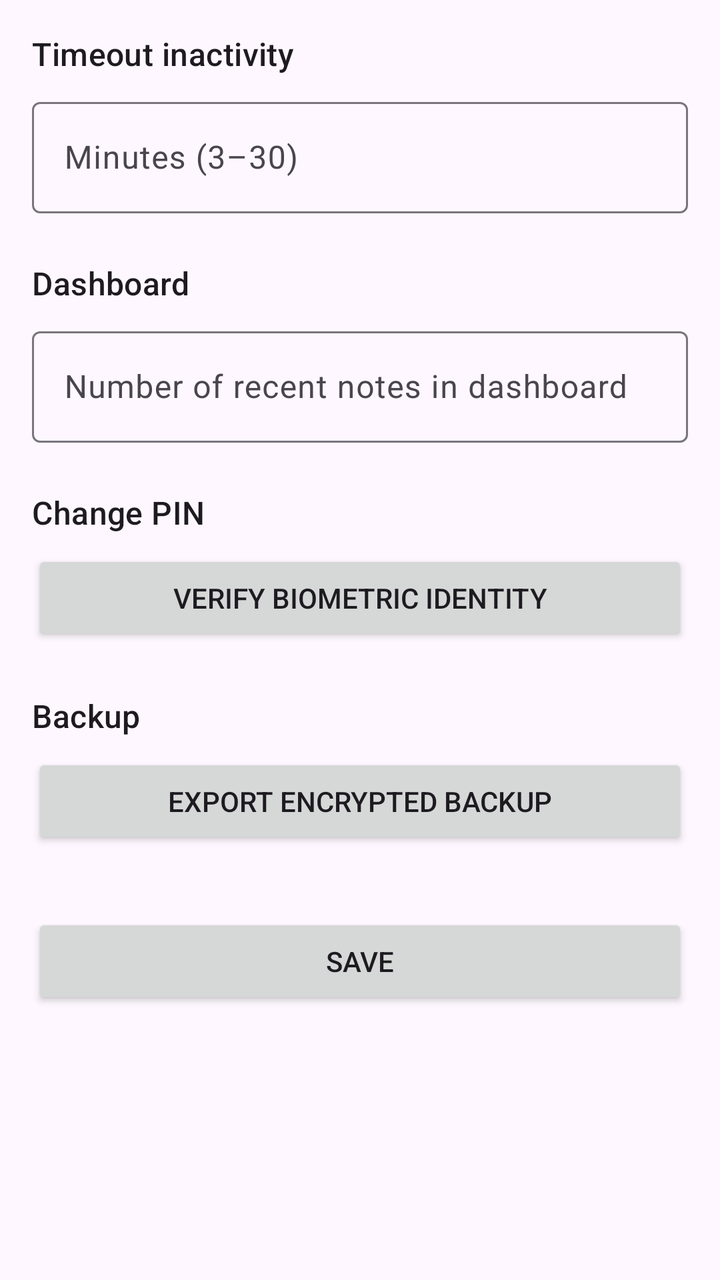
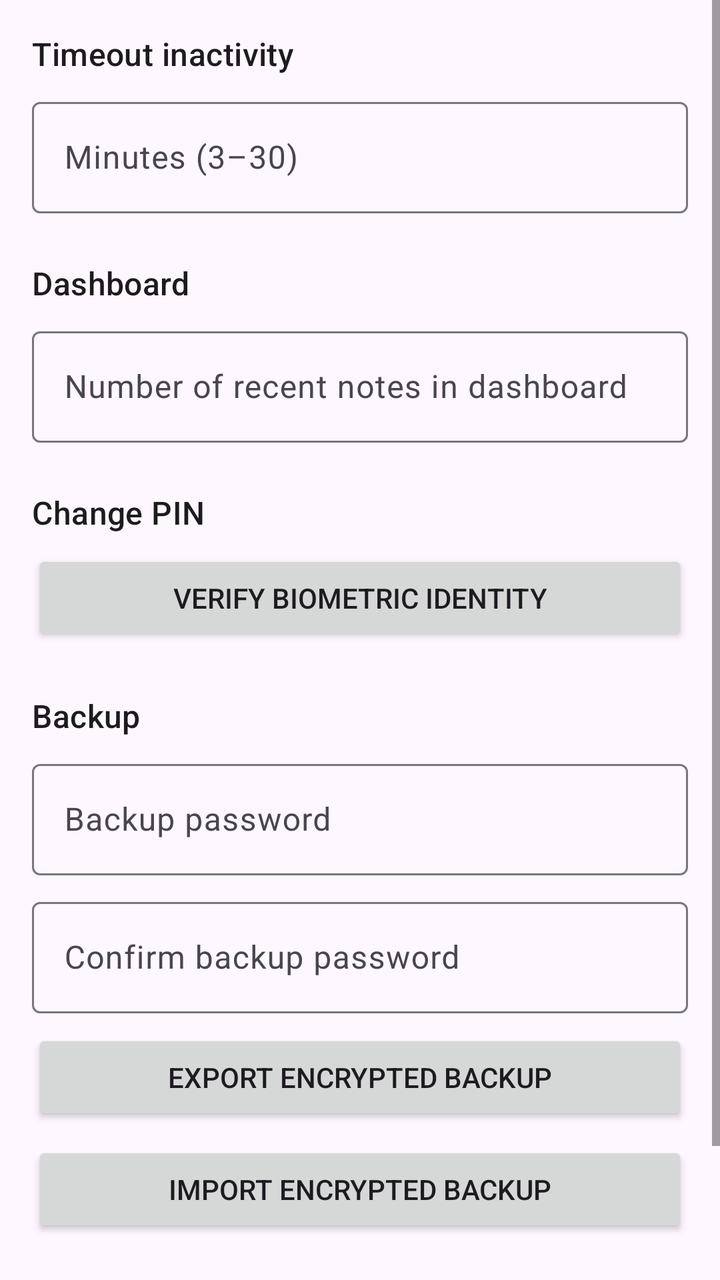

The first picture is an Android layout as it rendered before a commit; the second is the same layout after the commit. The layout source and the unified diff follow.
<!-- AndroidManifest.xml: application theme Theme.SecureNotes -->
<!-- res/layout/activity_settings.xml -->
<?xml version="1.0" encoding="utf-8"?>
<ScrollView
    xmlns:android="http://schemas.android.com/apk/res/android"
    android:layout_width="match_parent"
    android:fitsSystemWindows="true"
    android:layout_height="match_parent">

    <LinearLayout
        android:layout_width="match_parent"
        android:layout_height="wrap_content"
        android:orientation="vertical"
        android:padding="16dp">

        <TextView
            android:layout_width="wrap_content"
            android:layout_height="wrap_content"
            android:text="@string/settings_section_timeout"
            android:textAppearance="?attr/textAppearanceTitleMedium" />

        <com.google.android.material.textfield.TextInputLayout
            style="@style/Widget.Material3.TextInputLayout.OutlinedBox"
            android:layout_width="match_parent"
            android:layout_height="wrap_content"
            android:layout_marginTop="8dp"
            android:hint="@string/hint_timeout_minutes">

            <com.google.android.material.textfield.TextInputEditText
                android:id="@+id/editTimeoutMinutes"
                android:layout_width="match_parent"
                android:layout_height="wrap_content"
                android:inputType="number" />

        </com.google.android.material.textfield.TextInputLayout>

        <TextView
            android:layout_width="wrap_content"
            android:layout_height="wrap_content"
            android:layout_marginTop="24dp"
            android:text="@string/settings_section_dashboard"
            android:textAppearance="?attr/textAppearanceTitleMedium" />

        <com.google.android.material.textfield.TextInputLayout
            style="@style/Widget.Material3.TextInputLayout.OutlinedBox"
            android:layout_width="match_parent"
            android:layout_height="wrap_content"
            android:layout_marginTop="8dp"
            android:hint="@string/hint_recent_notes_count">

            <com.google.android.material.textfield.TextInputEditText
                android:id="@+id/editRecentNotesCount"
                android:layout_width="match_parent"
                android:layout_height="wrap_content"
                android:inputType="number" />

        </com.google.android.material.textfield.TextInputLayout>

        <TextView
            android:layout_width="wrap_content"
            android:layout_height="wrap_content"
            android:layout_marginTop="24dp"
            android:text="@string/settings_section_pin"
            android:textAppearance="?attr/textAppearanceTitleMedium" />

        <Button
            android:id="@+id/btnVerifyBiometric"
            android:layout_width="match_parent"
            android:layout_height="wrap_content"
            android:layout_marginTop="8dp"
            android:text="@string/action_verify_biometric" />

        <LinearLayout
            android:id="@+id/newPinSection"
            android:layout_width="match_parent"
            android:layout_height="wrap_content"
            android:orientation="vertical"
            android:visibility="gone">

            <com.google.android.material.textfield.TextInputLayout
                style="@style/Widget.Material3.TextInputLayout.OutlinedBox"
                android:layout_width="match_parent"
                android:layout_height="wrap_content"
                android:layout_marginTop="8dp"
                android:hint="@string/hint_new_pin">

                <com.google.android.material.textfield.TextInputEditText
                    android:id="@+id/editNewPin"
                    android:layout_width="match_parent"
                    android:layout_height="wrap_content"
                    android:inputType="numberPassword" />

            </com.google.android.material.textfield.TextInputLayout>

            <com.google.android.material.textfield.TextInputLayout
                style="@style/Widget.Material3.TextInputLayout.OutlinedBox"
                android:layout_width="match_parent"
                android:layout_height="wrap_content"
                android:layout_marginTop="8dp"
                android:hint="@string/hint_confirm_pin">

                <com.google.android.material.textfield.TextInputEditText
                    android:id="@+id/editConfirmPin"
                    android:layout_width="match_parent"
                    android:layout_height="wrap_content"
                    android:inputType="numberPassword" />

            </com.google.android.material.textfield.TextInputLayout>

        </LinearLayout>

        <TextView
            android:layout_width="wrap_content"
            android:layout_height="wrap_content"
            android:layout_marginTop="24dp"
            android:text="@string/settings_section_backup"
            android:textAppearance="?attr/textAppearanceTitleMedium" />

        <Button
            android:id="@+id/btnExportBackup"
            android:layout_width="match_parent"
            android:layout_height="wrap_content"
            android:layout_marginTop="8dp"
            android:text="@string/action_export_backup" />

        <Button
            android:id="@+id/btnSaveSettings"
            android:layout_width="match_parent"
            android:layout_height="wrap_content"
            android:layout_marginTop="32dp"
            android:text="@string/action_save" />

    </LinearLayout>
</ScrollView>
<!-- resources referenced by this layout -->
<resources>
  <string name="action_export_backup">Export encrypted backup</string>
  <string name="action_save">Save</string>
  <string name="action_verify_biometric">Verify biometric identity</string>
  <string name="hint_confirm_pin">Confirm new PIN</string>
  <string name="hint_new_pin">New PIN</string>
  <string name="hint_recent_notes_count">Number of recent notes in dashboard</string>
  <string name="hint_timeout_minutes">Minutes (3–30)</string>
  <string name="settings_section_backup">Backup</string>
  <string name="settings_section_dashboard">Dashboard</string>
  <string name="settings_section_pin">Change PIN</string>
  <string name="settings_section_timeout">Timeout inactivity</string>
  <style name="Theme.SecureNotes" parent="Base.Theme.SecureNotes" />
  <style name="Base.Theme.SecureNotes" parent="Theme.Material3.DayNight.NoActionBar">
          
          
      </style>
</resources>

<!-- the commit's change to res/layout/activity_settings.xml (unified diff, before → after) -->
@@ -114,12 +114,52 @@
             android:text="@string/settings_section_backup"
             android:textAppearance="?attr/textAppearanceTitleMedium" />
 
+        
+        <com.google.android.material.textfield.TextInputLayout
+            style="@style/Widget.Material3.TextInputLayout.OutlinedBox"
+            android:layout_width="match_parent"
+            android:layout_height="wrap_content"
+            android:layout_marginTop="8dp"
+            android:hint="@string/hint_backup_password">
+
+            <com.google.android.material.textfield.TextInputEditText
+                android:id="@+id/editBackupPassword"
+                android:layout_width="match_parent"
+                android:layout_height="wrap_content"
+                android:inputType="textPassword" />
+
+        </com.google.android.material.textfield.TextInputLayout>
+
+        
+        <com.google.android.material.textfield.TextInputLayout
+            style="@style/Widget.Material3.TextInputLayout.OutlinedBox"
+            android:layout_width="match_parent"
+            android:layout_height="wrap_content"
+            android:layout_marginTop="8dp"
+            android:hint="@string/hint_backup_password_confirm">
+
+            <com.google.android.material.textfield.TextInputEditText
+                android:id="@+id/editBackupPasswordConfirm"
+                android:layout_width="match_parent"
+                android:layout_height="wrap_content"
+                android:inputType="textPassword" />
+
+        </com.google.android.material.textfield.TextInputLayout>
+
         <Button
             android:id="@+id/btnExportBackup"
             android:layout_width="match_parent"
             android:layout_height="wrap_content"
             android:layout_marginTop="8dp"
             android:text="@string/action_export_backup" />
+
+        
+        <Button
+            android:id="@+id/btnImportBackup"
+            android:layout_width="match_parent"
+            android:layout_height="wrap_content"
+            android:layout_marginTop="8dp"
+            android:text="@string/action_import_backup" />
 
         <Button
             android:id="@+id/btnSaveSettings"
<!-- resource entries referenced after the edit -->
@@ -1,8 +1,11 @@
 <!-- resources referenced by this layout -->
 <resources>
   <string name="action_export_backup">Export encrypted backup</string>
+  <string name="action_import_backup">Import encrypted backup</string>
   <string name="action_save">Save</string>
   <string name="action_verify_biometric">Verify biometric identity</string>
+  <string name="hint_backup_password">Backup password</string>
+  <string name="hint_backup_password_confirm">Confirm backup password</string>
   <string name="hint_confirm_pin">Confirm new PIN</string>
   <string name="hint_new_pin">New PIN</string>
   <string name="hint_recent_notes_count">Number of recent notes in dashboard</string>
